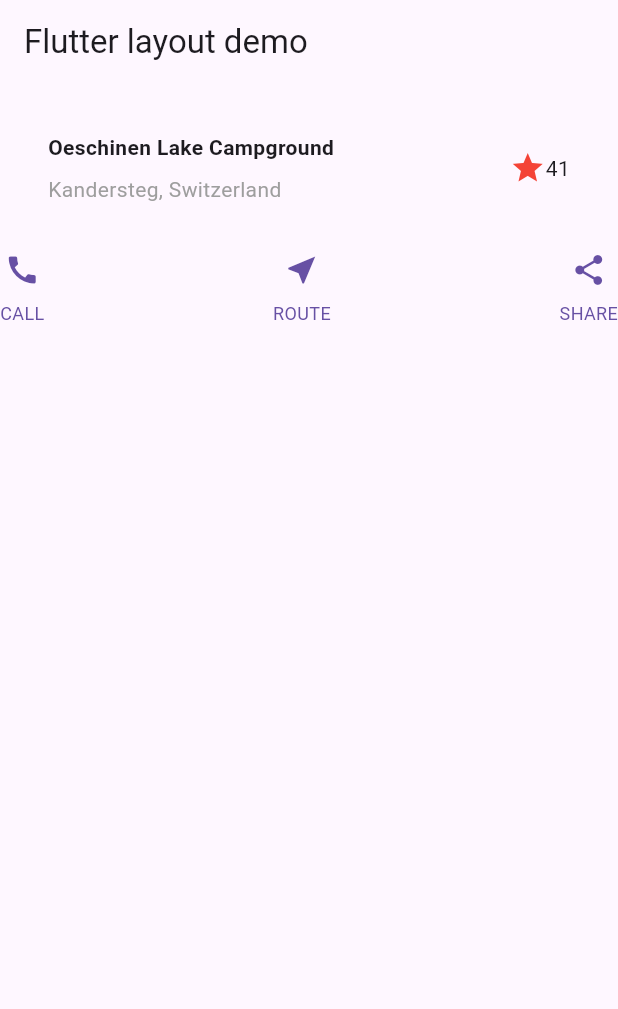
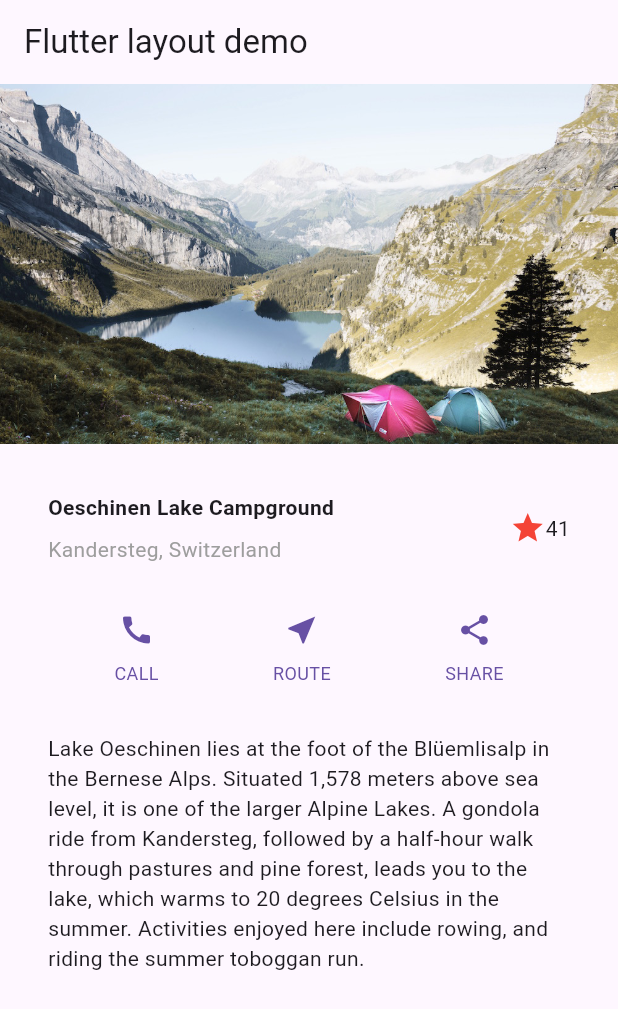
Before and after one commit to jpinzunzaa/flutter-curso_desde_cero, a Flutter app: the screen it shows after launch, on a phone screen of 412 x 824 dp. Shown: the top 1009 px of the screen. Run offline on Flutter 3.47's test engine with Material 3 defaults, Android fonts, the phone set to English and light mode, and no system bars.

Commit message:
first commit

```diff
--- a/lib/screens/layout/intro.dart
+++ b/lib/screens/layout/intro.dart
@@ -13,11 +13,24 @@
         body: const SingleChildScrollView(
           child: Column(
             children: [
+              ImageSection(
+                image: 'images/lake.jpg',
+              ),
               TitleSection(
                 name: 'Oeschinen Lake Campground',
                 location: 'Kandersteg, Switzerland',
               ),
               ButtonSection(),
+              TextSection(
+                desc:
+                    'Lake Oeschinen lies at the foot of the Blüemlisalp in the '
+                    'Bernese Alps. Situated 1,578 meters above sea level, it '
+                    'is one of the larger Alpine Lakes. A gondola ride from '
+                    'Kandersteg, followed by a half-hour walk through pastures '
+                    'and pine forest, leads you to the lake, which warms to 20 '
+                    'degrees Celsius in the summer. Activities enjoyed here '
+                    'include rowing, and riding the summer toboggan run.',
+              ),
             ],
           ),
         )
@@ -105,7 +118,7 @@
 
     return SizedBox(
       child: Row(
-        mainAxisAlignment: MainAxisAlignment.spaceBetween,
+        mainAxisAlignment: MainAxisAlignment.spaceEvenly,
         children: [
           ButtonWithText(color: color, icon: Icons.call, label: 'CALL'),
           ButtonWithText(color: color, icon: Icons.near_me, label: 'ROUTE'),
@@ -115,3 +128,31 @@
     );
   }
 }
+
+class TextSection extends StatelessWidget {
+  const TextSection({
+    super.key,
+    required this.desc,
+  });
+
+  final String desc;
+
+  @override
+  Widget build(BuildContext context) {
+    return Padding(
+      padding: const EdgeInsets.all(32),
+      child: Text(desc, softWrap: true),
+    );
+  }
+}
+
+class ImageSection extends StatelessWidget {
+  const ImageSection({super.key, required this.image});
+
+  final String image;
+
+  @override
+  Widget build(BuildContext context) {
+    return Image.asset(image, width: 600, height: 240, fit: BoxFit.cover);
+  }
+}
--- a/pubspec.yaml
+++ b/pubspec.yaml
@@ -58,9 +58,8 @@
   uses-material-design: true
 
   # To add assets to your application, add an assets section, like this:
-  # assets:
-  #   - images/a_dot_burr.jpeg
-  #   - images/a_dot_ham.jpeg
+  assets:
+    - images/lake.jpg
 
   # An image asset can refer to one or more resolution-specific "variants", see
   # https://flutter.dev/to/resolution-aware-images
```
Also changed, not shown: images/lake.jpg (added).
